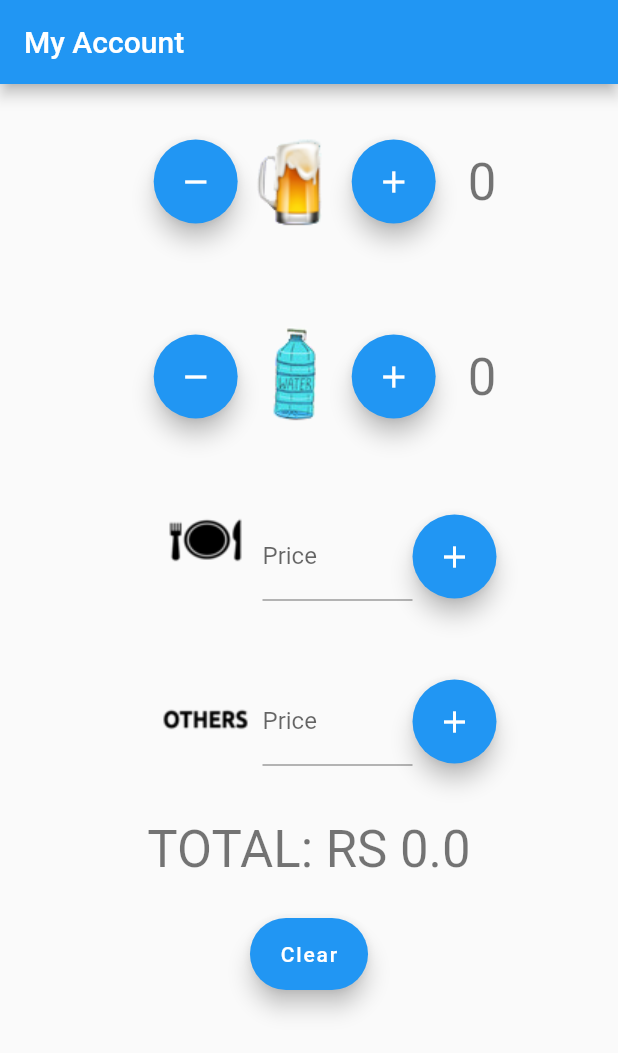
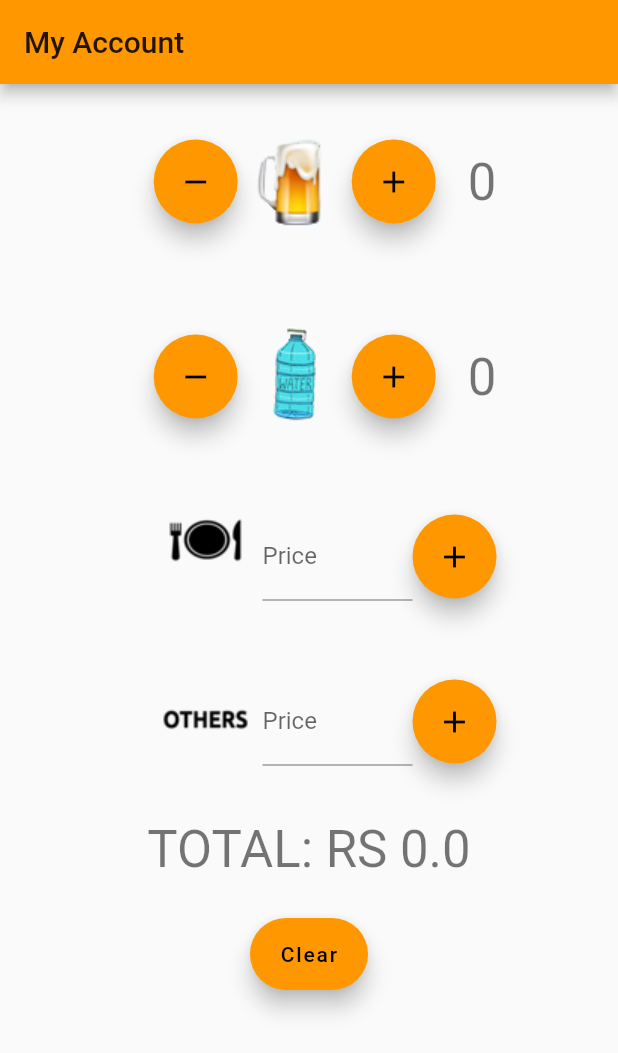
Before and after one commit to AngeloCastro9/My_Account, a Flutter app: the screen it shows after launch, on a phone screen of 412 x 824 dp. Shown: the top 1053 px of the screen. Run offline on Flutter 3.47's test engine with Material 2 defaults, Android fonts, the light colour scheme and no system bars.

Commit message:
New icon and new principal color

```diff
--- a/lib/main.dart
+++ b/lib/main.dart
@@ -11,7 +11,7 @@ class MyApp extends StatelessWidget {
     return MaterialApp(
       title: 'My Account',
       theme: ThemeData(
-        primarySwatch: Colors.blue,
+        primarySwatch: Colors.orange,
       ),
       home: MyHomePage(title: 'My Account'),
     );
@@ -232,8 +232,7 @@ class _MyHomePageState extends State<MyHomePage> {
 
   @override
   Widget build(BuildContext context) {
-    return new MaterialApp(
-      home: new Scaffold(
+      return Scaffold(
         resizeToAvoidBottomPadding  : false,
         appBar: AppBar(
           title: Text(widget.title),
@@ -381,7 +380,6 @@ class _MyHomePageState extends State<MyHomePage> {
             ],
           ),
         ),
-      ),
-    );
+      );
   }
 }
```
Also changed, not shown: assets/images/icon.png, 19 other files.
